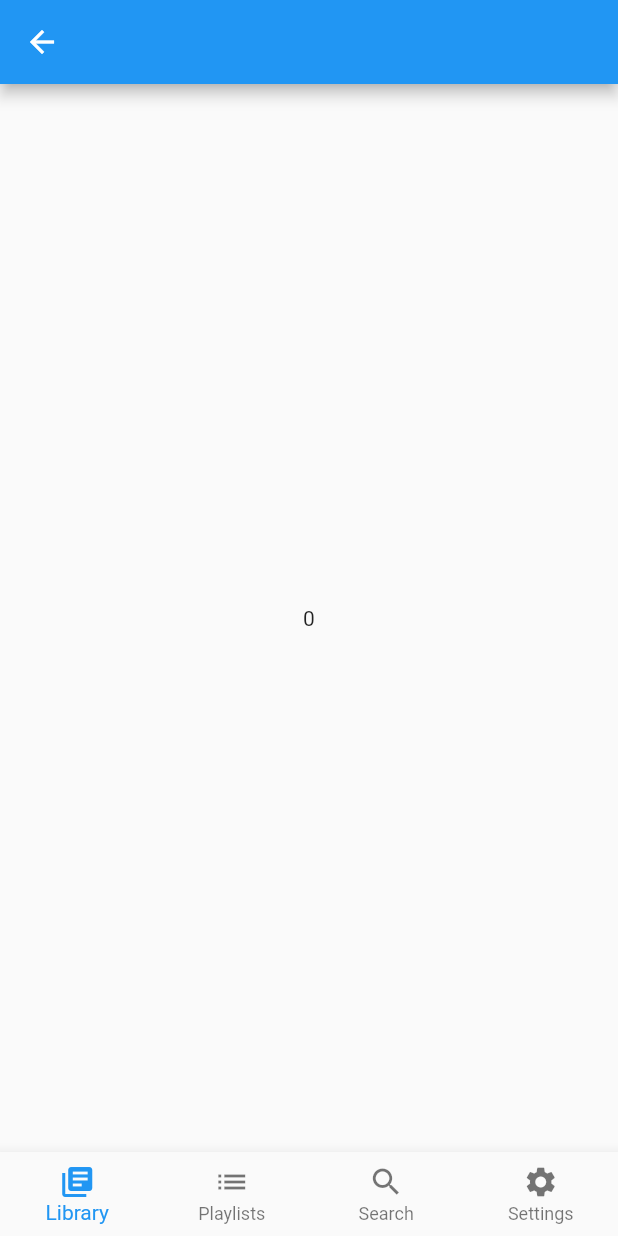
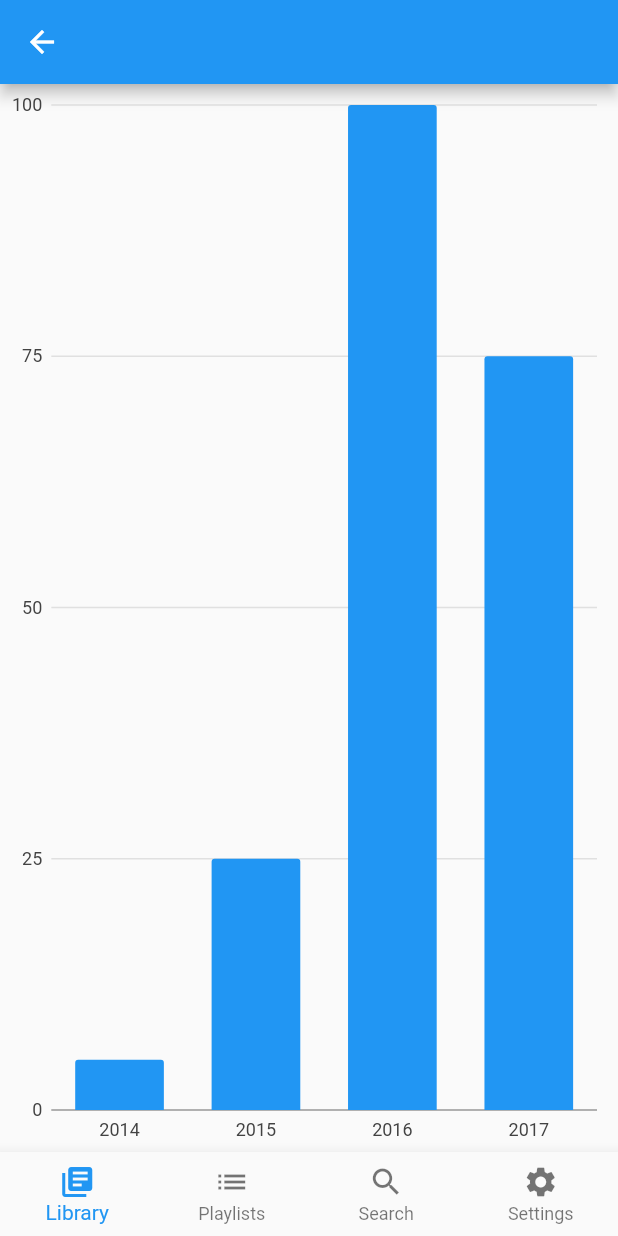
Before and after one commit to AlexOpanasevych/dartCourse, a Flutter app: the screen it shows after launch, after a tap on "Press me!", on a phone screen of 412 x 824 dp. Run offline on Flutter 3.47's test engine with Material 2 defaults, Android fonts, the phone set to English and light mode, and no system bars; our stand-ins replace cached_network_image, charts_flutter, flutter_spinbox, font_awesome_flutter, shared_preferences; missing offline and left inert: shared_preferences_web; network calls fail.

Commit message:
added animation, chart

```diff
--- a/pract3_2/lib/common/theme.dart
+++ b/pract3_2/lib/common/theme.dart
@@ -4,7 +4,7 @@ import 'package:shared_preferences/shared_preferences.dart';
 
 class ThemeProvider extends ChangeNotifier {
   late ThemeData _selectedTheme = light;
-  late Typography defaultTypography;
+  // late Typography defaultTypography;
   late SharedPreferences prefs;
 
   ThemeData dark = ThemeData.dark().copyWith();
--- a/pract3_2/lib/models/user.dart
+++ b/pract3_2/lib/models/user.dart
@@ -1,4 +1,3 @@
-import 'package:flutter/foundation.dart';
 
 class User {
 
--- /dev/null
+++ b/pract3_2/lib/screens/animation_screen.dart
@@ -0,0 +1,48 @@
+import 'package:flutter/material.dart';
+
+class AnimScreen extends StatefulWidget {
+  const AnimScreen({Key? key}) : super(key: key);
+
+  @override
+  _AnimScreenState createState() => _AnimScreenState();
+}
+
+class _AnimScreenState extends State<AnimScreen>
+    with SingleTickerProviderStateMixin {
+  late Animation<double> animation;
+  // late ReverseAnimation reverseAnimation;
+  late AnimationController controller;
+
+  @override
+  void initState() {
+    super.initState();
+    controller = AnimationController(
+        duration: const Duration(seconds: 2),
+        reverseDuration: const Duration(seconds: 2),
+        vsync: this)..repeat(reverse: true);
+    animation = Tween<double>(begin: 0, end: 300).animate(controller);
+  }
+
+  @override
+  Widget build(BuildContext context) {
+    return Center(
+      child: AnimatedBuilder(
+        animation: controller,
+        builder: (context, child) {
+          return Container(
+            color: Colors.blue,
+            margin: const EdgeInsets.symmetric(vertical: 10),
+            height: animation.value,
+            width: animation.value,
+          );
+        },
+      ),
+    );
+  }
+
+  @override
+  void dispose() {
+    controller.dispose();
+    super.dispose();
+  }
+}
--- a/pract3_2/lib/screens/cart.dart
+++ b/pract3_2/lib/screens/cart.dart
@@ -117,7 +117,7 @@ class _CartTotal extends StatelessWidget {
 
                 var result = await Navigator.push(context, MaterialPageRoute<MyLogin>(builder: (context) => const MyLogin(User('admin', 'admin'))));
                 print(result!.user.password);
-                print(result!.user.username);
+                print(result.user.username);
               },
               child: const Text('BUY'),
             ),
--- /dev/null
+++ b/pract3_2/lib/screens/digram_screen.dart
@@ -0,0 +1,57 @@
+
+/// Bar chart example
+import 'package:charts_flutter/flutter.dart' as charts;
+import 'package:flutter/material.dart';
+
+class SimpleBarChart extends StatelessWidget {
+  final List<charts.Series<dynamic, String>> seriesList;
+  final bool animate;
+
+  SimpleBarChart(this.seriesList, {required this.animate});
+
+  /// Creates a [BarChart] with sample data and no transition.
+  factory SimpleBarChart.withSampleData() {
+    return SimpleBarChart(
+      _createSampleData(),
+      // Disable animations for image tests.
+      animate: true,
+    );
+  }
+
+
+  @override
+  Widget build(BuildContext context) {
+    return charts.BarChart(
+      seriesList,
+      animate: animate,
+    );
+  }
+
+  /// Create one series with sample hard coded data.
+  static List<charts.Series<OrdinalSales, String>> _createSampleData() {
+    final data = [
+      OrdinalSales('2014', 5),
+      OrdinalSales('2015', 25),
+      OrdinalSales('2016', 100),
+      OrdinalSales('2017', 75),
+    ];
+
+    return [
+      charts.Series<OrdinalSales, String>(
+        id: 'Sales',
+        colorFn: (_, __) => charts.MaterialPalette.blue.shadeDefault,
+        domainFn: (sales, _) => sales.year,
+        measureFn: (sales, _) => sales.sales,
+        data: data,
+      )
+    ];
+  }
+}
+
+/// Sample ordinal data type.
+class OrdinalSales {
+  final String year;
+  final int sales;
+
+  OrdinalSales(this.year, this.sales);
+}
--- a/pract3_2/lib/screens/example_nested.dart
+++ b/pract3_2/lib/screens/example_nested.dart
@@ -1,4 +1,6 @@
 import 'package:flutter/material.dart';
+import 'package:pract3_2/screens/animation_screen.dart';
+import 'package:pract3_2/screens/digram_screen.dart';
 
 class Screen extends StatelessWidget {
   final int index;
@@ -63,14 +65,14 @@ class NestedNavigatorState extends State<NestedNavigator> {
             key: _fstScreen,
             onGenerateRoute: (route) => MaterialPageRoute<Screen>(
               settings: route,
-              builder: (context) => Screen(_currentIndex),
+              builder: (context) => SimpleBarChart.withSampleData(),
             ),
           ),
           Navigator(
             key: _scndScreen,
             onGenerateRoute: (route) => MaterialPageRoute<Screen>(
               settings: route,
-              builder: (context) => Screen(_currentIndex),
+              builder: (context) => const AnimScreen(),
             ),
           ),
           Navigator(
--- a/pract3_2/pubspec.yaml
+++ b/pract3_2/pubspec.yaml
@@ -12,6 +12,7 @@ dependencies:
   flutter_spinbox: ^0.7.0
   shared_preferences: ^2.0.11
   http: ^0.13.4
+  charts_flutter: ^0.12.0
 
   # Import the provider package.
   provider: ^6.0.1
```
Also changed, not shown: pract3_2/pubspec.lock.
